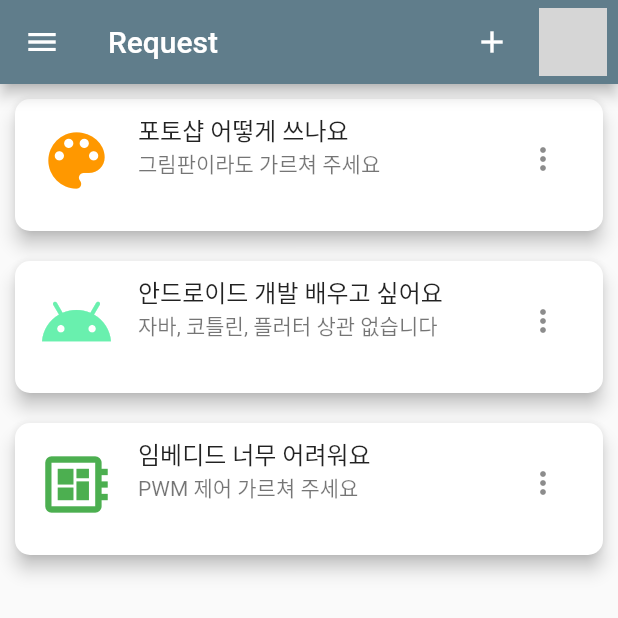
After one commit to aufmcl/potential_u, a Flutter app: the RequestPage screen opened directly, on a phone screen of 412 x 824 dp, the top half of it. The commit adds this screen. Run offline on Flutter 3.47's test engine with Material 2 defaults, Android fonts, the phone set to English and light mode, and no system bars; our stand-ins replace firebase_auth, google_sign_in; accounts and stored records are empty; network calls fail; grey boxes are pictures that could not be loaded.

Commit message:
Code refactoring
Change some class name & Code refactoring.

```diff
--- /dev/null
+++ b/lib/list_page.dart
@@ -0,0 +1,39 @@
+import 'package:flutter/cupertino.dart';
+import 'package:flutter/material.dart';
+import 'google_sign_in.dart';
+import 'my_widget.dart';
+
+class ListPage extends StatefulWidget {
+  @override
+  _ListPage createState() => _ListPage();
+}
+
+class _ListPage extends State<ListPage> {
+  @override
+  Widget build(BuildContext context) {
+    return Scaffold(
+        appBar: AppBar(
+          title: const Text('Seminar'),
+          backgroundColor: Colors.blueGrey,
+          actions: <Widget>[
+            btn_Add(context),
+            userProfile(imageUrl),
+          ],
+        ),
+        drawer: drawer(context),
+        body: ListView(
+          children: <Widget>[
+            cardView(Icon(Icons.android), Colors.greenAccent, '안드로이드 마스터',
+                '2주일 만에 앱스토어 등록'),
+            cardView(Icon(Icons.code), Colors.blue, 'HTML로 나사 해킹하기',
+                'HTML 수정을 통한 나사 해킹'),
+            cardView(Icon(Icons.color_lens), Colors.orange, '디자인의 기초',
+                '그림판으로 페이스북 UI 설계'),
+            cardView(Icon(Icons.developer_board), Colors.green,
+                '하태효 선생님과 함께하는 임베디드', '쉬는 시간 없이 합니다.'),
+            cardView(Icon(Icons.directions_run), Colors.deepOrangeAccent,
+                '4시간 동안 운동하자', '헬창들 모여ㅕ'),
+          ],
+        ));
+  }
+}
--- a/lib/login_page.dart
+++ b/lib/login_page.dart
@@ -1,5 +1,5 @@
 import 'package:flutter/material.dart';
-import 'FirstScreen.dart';
+import 'list_page.dart';
 import 'google_sign_in.dart';
 
 class LoginPage extends StatefulWidget {
@@ -36,7 +36,7 @@ class _LoginPageState extends State<LoginPage> {
           Navigator.of(context).push(
             MaterialPageRoute(
               builder: (context) {
-                return FirstScreen();
+                return ListPage();
               },
             ),
           );
--- /dev/null
+++ b/lib/my_widget.dart
@@ -0,0 +1,111 @@
+import 'package:potential_u/request_page.dart';
+import 'package:flutter/material.dart';
+import 'list_page.dart';
+
+Widget cardView(Icon icon, Color color, String title, String subtitle) {
+  return Card(
+    margin: EdgeInsets.all(10.0),
+    elevation: 5.0,
+    shape: new RoundedRectangleBorder(
+      borderRadius: BorderRadius.circular(10.0),
+    ),
+    child: ListTile(
+      leading: Icon(
+        icon.icon,
+        color: color,
+        size: 50,
+      ),
+      title: Text(title),
+      subtitle: Text(subtitle),
+      trailing: IconButton(
+        //splashColor: Colors.blue,
+        icon: Icon(Icons.more_vert),
+        onPressed: () {
+          print('more');
+        },
+      ),
+      onTap: () {
+        print('list');
+      },
+      isThreeLine: true,
+    ),
+  );
+}
+Widget btn_Add(BuildContext context) {
+  return IconButton(
+    icon: Icon(Icons.add),
+    onPressed: () {
+      Navigator.of(context).push(
+        MaterialPageRoute(
+          builder: (context) {
+            return ListPage();
+          },
+        ),
+      );
+    },
+  );
+}
+Widget userProfile(String imageUrl) {
+  return CircleAvatar(
+    radius: 30.0,
+    child: ClipOval(
+      child: Image.network(
+        imageUrl,
+        height: 45.0,
+      ),
+    ),
+    backgroundColor: Colors.transparent,
+  );
+}
+Widget drawer(BuildContext context) {
+  return Drawer(
+    child: ListView(
+      children: <Widget>[
+        DrawerHeader(
+          child: Text(''),
+          decoration: BoxDecoration(color: Colors.blueGrey),
+        ),
+        ListTile(
+          leading: Icon(Icons.format_list_bulleted),
+          title: Text(
+            '강의 목록',
+            style: TextStyle(fontSize: 15),
+          ),
+          onTap: () {
+            Navigator.of(context).push(
+              MaterialPageRoute(
+                builder: (context) {
+                  return ListPage();
+                },
+              ),
+            );
+          },
+        ),
+        ListTile(
+          leading: Icon(Icons.record_voice_over),
+          title: Text(
+            '강의 요청',
+            style: TextStyle(fontSize: 15),
+          ),
+          onTap: () {
+            Navigator.of(context).push(
+              MaterialPageRoute(
+                builder: (context) {
+                  return RequestPage();
+                },
+              ),
+            );
+          },
+        ),
+        ListTile(
+          leading: Icon(Icons.dvr),
+          title: Text(
+            '게시판',
+            style: TextStyle(fontSize: 15),
+          ),
+          onTap: () {},
+        ),
+      ],
+    ),
+  );
+}
--- /dev/null
+++ b/lib/request_page.dart
@@ -0,0 +1,35 @@
+import 'package:flutter/cupertino.dart';
+import 'package:flutter/material.dart';
+import 'google_sign_in.dart';
+import 'my_widget.dart';
+
+class RequestPage extends StatefulWidget {
+  @override
+  _RequestPage createState() => _RequestPage();
+}
+
+class _RequestPage extends State<RequestPage> {
+  @override
+  Widget build(BuildContext context) {
+    return Scaffold(
+        appBar: AppBar(
+          title: const Text('Request'),
+          backgroundColor: Colors.blueGrey,
+          actions: <Widget>[
+            btn_Add(context),
+            userProfile(imageUrl),
+          ],
+        ),
+        drawer: drawer(context),
+        body: ListView(
+          children: <Widget>[
+            cardView(Icon(Icons.color_lens), Colors.orange, '포토샵 어떻게 쓰나요',
+                '그림판이라도 가르쳐 주세요'),
+            cardView(Icon(Icons.android), Colors.greenAccent,
+                '안드로이드 개발 배우고 싶어요', '자바, 코틀린, 플러터 상관 없습니다'),
+            cardView(Icon(Icons.developer_board), Colors.green, '임베디드 너무 어려워요',
+                'PWM 제어 가르쳐 주세요'),
+          ],
+        ));
+  }
+}
--- a/pubspec.yaml
+++ b/pubspec.yaml
@@ -30,6 +30,7 @@ dependencies:
   firebase_auth: ^0.16.1
   firebase_dynamic_links: ^0.5.1
   js: ^0.6.2
+  graphql_flutter: ^3.0.1
 
   # The following adds the Cupertino Icons font to your application.
   # Use with the CupertinoIcons class for iOS style icons.
```
Also changed, not shown: lib/FirstScreen.dart (deleted, +0 -119 lines), lib/add_page.dart (added), 2 other files.
